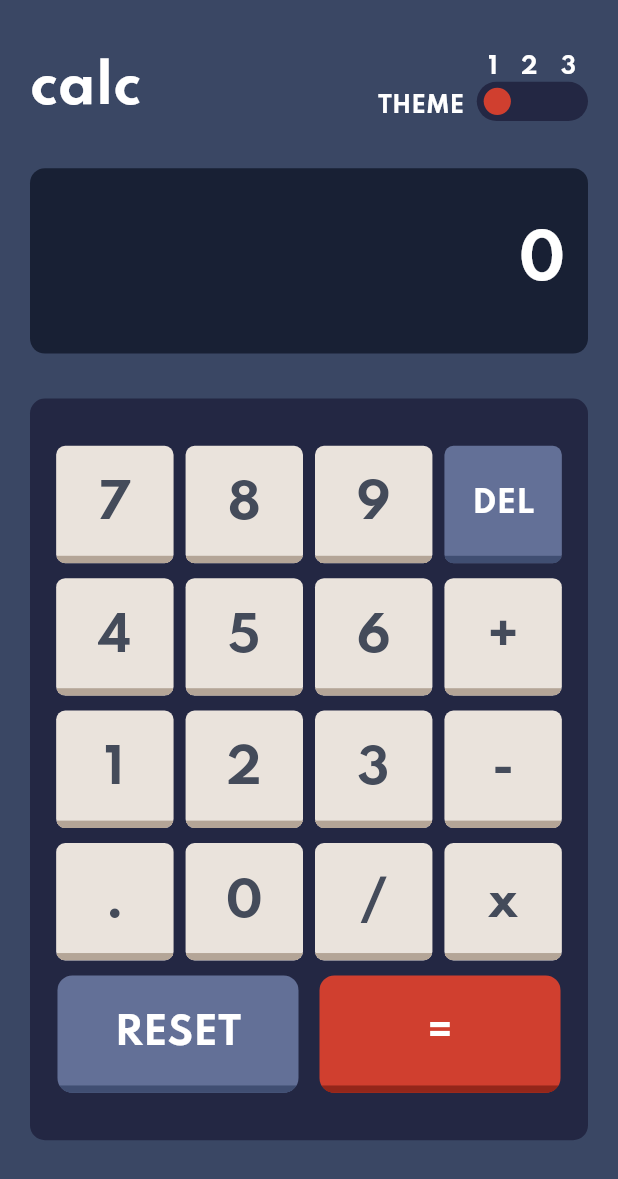
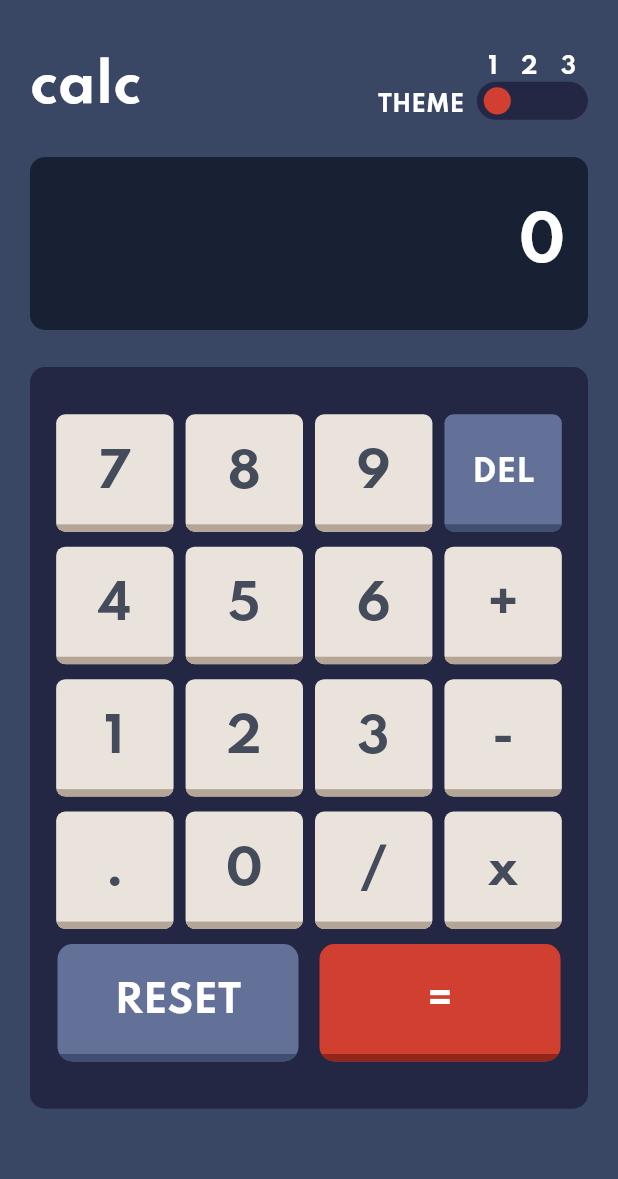
Before and after one commit to mulieriq/Simple-Calculator, a Flutter app: the screen it shows after launch, on a phone screen of 412 x 824 dp. Shown: the top 1179 px of the screen. Run offline on Flutter 3.47's test engine with Material 2 defaults, Android fonts, the phone set to English and light mode, and no system bars; drawn by our look-alikes of auto_size_text; our stand-ins replace flutter_bloc, freezed_annotation, hydrated_bloc, math_expressions, responsive_sizer.

Commit message:
style(boya): :bento: added screenshots

```diff
--- a/calculator_app/lib/app/bootstrap.dart
+++ b/calculator_app/lib/app/bootstrap.dart
@@ -1,6 +1,7 @@
 import 'dart:async';
 import 'dart:developer';
 
+import 'package:flutter/services.dart';
 import 'package:flutter/widgets.dart';
 import 'package:hydrated_bloc/hydrated_bloc.dart';
 import 'package:path_provider/path_provider.dart';
@@ -30,6 +31,9 @@ Future<void> bootstrap(FutureOr<Widget> Function() builder) async {
 
   Bloc.observer = AppBlocObserver();
 
+  await SystemChrome.setPreferredOrientations([
+    DeviceOrientation.portraitUp,
+  ]);
 // setup HydratedStorage
   HydratedBloc.storage = await HydratedStorage.build(
     storageDirectory: await getTemporaryDirectory(),
--- a/calculator_app/lib/features/calculator/presentation/widgets/calculator_keypad.dart
+++ b/calculator_app/lib/features/calculator/presentation/widgets/calculator_keypad.dart
@@ -15,7 +15,7 @@ class CalculatorKeypad extends StatelessWidget {
   @override
   Widget build(BuildContext context) {
     return Container(
-      margin: const EdgeInsets.only(top: 15),
+      margin: EdgeInsets.only(top: Adaptive.h(2)),
       width: double.infinity,
       height: Adaptive.h(60),
       decoration: BoxDecoration(
--- a/calculator_app/lib/features/calculator/presentation/widgets/calculator_screen.dart
+++ b/calculator_app/lib/features/calculator/presentation/widgets/calculator_screen.dart
@@ -14,9 +14,9 @@ class CalculatorScreen extends StatelessWidget {
   @override
   Widget build(BuildContext context) {
     return Container(
-      margin: const EdgeInsets.symmetric(vertical: 15),
+      margin: EdgeInsets.symmetric(vertical: Adaptive.h(1)),
       width: double.infinity,
-      height: Adaptive.h(15),
+      height: Adaptive.h(14),
       decoration: BoxDecoration(
         borderRadius: BorderRadius.circular(10),
         color: state.screeThemeTransformer(),
--- a/calculator_app/lib/features/calculator/presentation/widgets/components/toggle_theme_component.dart
+++ b/calculator_app/lib/features/calculator/presentation/widgets/components/toggle_theme_component.dart
@@ -33,7 +33,7 @@ class ToggleThemeComponent extends StatelessWidget {
                   duration: const Duration(
                     milliseconds: 300,
                   ),
-                  margin: const EdgeInsets.all(2),
+                  margin: EdgeInsets.all(Adaptive.h(.2)),
                   width: Adaptive.w(4.5),
                   height: Adaptive.h(2.2),
                   decoration: BoxDecoration(
```
Also changed, not shown: 8 other files.
